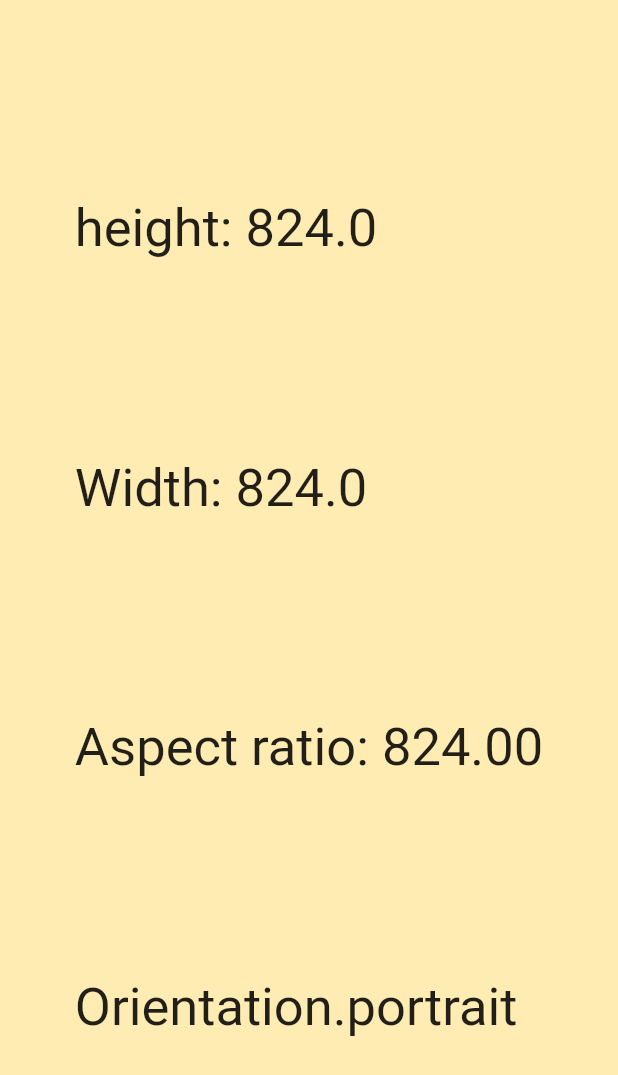
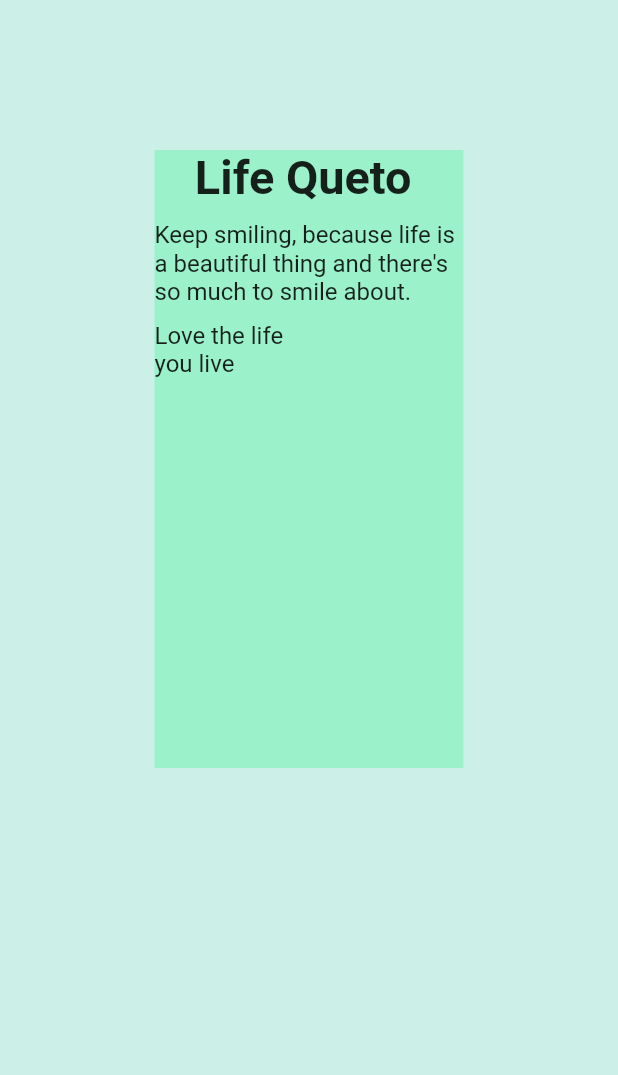
Before and after one commit to malavikaac/Flutter_MediaQuery, a Flutter app: the screen it shows after launch, on a phone screen of 412 x 824 dp. Shown: the top 1075 px of the screen. Run offline on Flutter 3.47's test engine with Material 2 defaults, Android fonts, the phone set to English and light mode, and no system bars; our stand-ins replace flutter_screenutil.

Commit message:
incomplete and error

```diff
--- a/lib/main.dart
+++ b/lib/main.dart
@@ -1,12 +1,29 @@
 import 'package:flutter/material.dart';
 import 'package:responsive/pages/home.dart';
+import 'package:flutter_screenutil/flutter_screenutil.dart';
+
+
 
 void main() {
-  runApp(MyApp());
+  WidgetsFlutterBinding.ensureInitialized();
+
+  if (Platform.isWindows || Platform.isLinux || Platform.isMacOS) {
+    setWindowTitle('My App');
+    setWindowMaxSize(const Size(max_width, max_height));
+    setWindowMinSize(const Size(min_width, min_height));
+  }
+
+  runApp(const MyApp());
 }
-class MyApp extends StatelessWidget {
+
+class MyApp extends StatefulWidget {
   const MyApp({super.key});
 
+  @override
+  State<MyApp> createState() => _MyAppState();
+}
+
+class _MyAppState extends State<MyApp> {
   @override
   Widget build(BuildContext context) {
     return MaterialApp(
--- a/lib/pages/home.dart
+++ b/lib/pages/home.dart
@@ -1,24 +1,66 @@
 import 'package:flutter/material.dart';
 
-
-class HomePage  extends StatelessWidget {
-  const HomePage ({super.key});
+class HomePage extends StatelessWidget {
+  const HomePage({super.key});
 
   @override
   Widget build(BuildContext context) {
     return Scaffold(
-      backgroundColor: Colors.amber[100],
-      body: Center(
-        child: Column(
-          crossAxisAlignment: CrossAxisAlignment.start,
-          mainAxisAlignment: MainAxisAlignment.spaceEvenly,
-          children: [
-            Text('height: ' + MediaQuery.of(context).size.height.toString()),
-             Text('Width: ' + MediaQuery.of(context).size.height.toString()),
-              Text('Aspect ratio: ' + MediaQuery.of(context).size.height.toStringAsFixed(2)),
-              Text(MediaQuery.of(context).orientation.toString()),
-          ],
-        ),),
+      backgroundColor: Color.fromARGB(255, 204, 240, 231),
+      body: Row(
+        mainAxisAlignment: MainAxisAlignment.center,
+        crossAxisAlignment: CrossAxisAlignment.start,
+        children: <Widget>[
+          Padding(
+            padding: const EdgeInsets.all(100.0),
+            child: Container(
+              width: MediaQuery.of(context).size.width / 2,
+              height: MediaQuery.of(context).size.height / 2,
+              decoration:
+                  BoxDecoration(color: Color.fromARGB(255, 155, 241, 201)),
+              child: Column(
+                children: [
+                  //text==============
+                  Text(
+                    "Life Queto ",
+                    style: TextStyle(
+                      fontStyle: FontStyle.normal,
+                      fontWeight: FontWeight.w700,
+                      fontSize: 31.25,
+                    ),
+                  ),
+                  SizedBox(
+                    height: 10,
+                  ),
+                  Text(
+                    "Keep smiling, because life is a beautiful thing and there's so much to smile about.",
+                    style: TextStyle(
+                      fontStyle: FontStyle.normal,
+                      fontWeight: FontWeight.w400,
+                      fontSize: 16.0,
+                    ),
+                  ),
+                  SizedBox(
+                    height: 10,
+                  ),
+                  Padding(
+                    padding: EdgeInsets.only(right: 100),
+                    child: Text(
+                      "Love the life you live",
+                      style: TextStyle(
+                        fontStyle: FontStyle.normal,
+                        fontWeight: FontWeight.w400,
+                        fontSize: 16.0,
+                      ),
+                    ),
+                  ),
+                  //text=================
+                ],
+              ),
+            ),
+          ),
+        ],
+      ),
     );
   }
 }
--- a/pubspec.yaml
+++ b/pubspec.yaml
@@ -20,6 +20,10 @@ version: 1.0.0+1
 
 environment:
   sdk: '>=2.19.2 <3.0.0'
+window_size:
+  git:
+  url: git://github.com/google/flutter-desktop-embedding.git
+  path: plugins/window_size
 
 # Dependencies specify other packages that your package needs in order to work.
 # To automatically upgrade your package dependencies to the latest versions
@@ -35,6 +39,7 @@ dependencies:
   # The following adds the Cupertino Icons font to your application.
   # Use with the CupertinoIcons class for iOS style icons.
   cupertino_icons: ^1.0.2
+  flutter_screenutil: ^5.6.1
 
 dev_dependencies:
   flutter_test:
```
Also changed, not shown: pubspec.lock, 1 other file.
